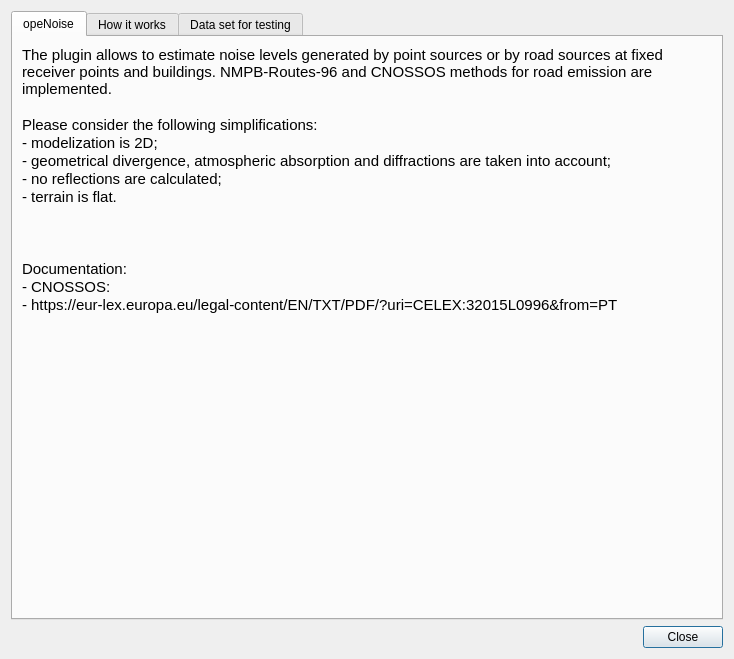
pierluigiderosa/openoise, file tools/ui_Informations.ui: the form before one commit.
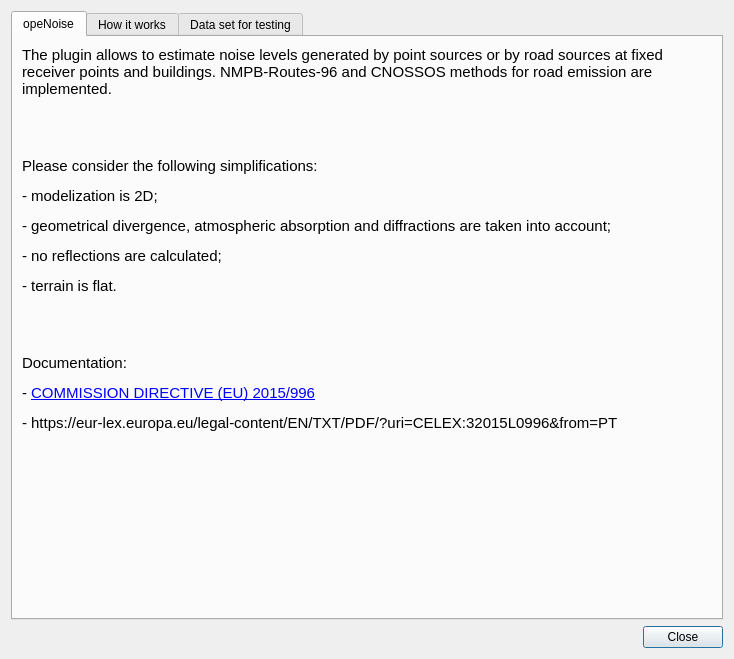
The form after the commit.

Commit message: - fixed link in credits and information layer

Patch:
```diff
--- a/tools/ui_Informations.ui
+++ b/tools/ui_Informations.ui
@@ -41,19 +41,10 @@
           </font>
          </property>
          <property name="text">
-          <string>The plugin allows to estimate noise levels generated by point sources or by road sources at fixed receiver points and buildings. NMPB-Routes-96 and CNOSSOS methods for road emission are implemented.
-
-Please consider the following simplifications: 
-- modelization is 2D; 
-- geometrical divergence, atmospheric absorption and diffractions are taken into account; 
-- no reflections are calculated; 
-- terrain is flat.
-
-
-
-Documentation:
-- CNOSSOS:
-- https://eur-lex.europa.eu/legal-content/EN/TXT/PDF/?uri=CELEX:32015L0996&amp;from=PT</string>
+          <string>&lt;html&gt;&lt;head/&gt;&lt;body&gt;&lt;p&gt;The plugin allows to estimate noise levels generated by point sources or by road sources at fixed receiver points and buildings. NMPB-Routes-96 and CNOSSOS methods for road emission are implemented.&lt;/p&gt;&lt;p&gt;&lt;br/&gt;&lt;/p&gt;&lt;p&gt;Please consider the following simplifications: &lt;/p&gt;&lt;p&gt;- modelization is 2D; &lt;/p&gt;&lt;p&gt;- geometrical divergence, atmospheric absorption and diffractions are taken into account; &lt;/p&gt;&lt;p&gt;- no reflections are calculated; &lt;/p&gt;&lt;p&gt;- terrain is flat.&lt;/p&gt;&lt;p&gt;&lt;br/&gt;&lt;/p&gt;&lt;p&gt;Documentation:&lt;/p&gt;&lt;p&gt;- &lt;a href=&quot;https://eur-lex.europa.eu/legal-content/EN/TXT/PDF/?uri=CELEX:32015L0996&amp;amp;from=PT&quot;&gt;&lt;span style=&quot; text-decoration: underline; color:#0000ff;&quot;&gt;COMMISSION DIRECTIVE (EU) 2015/996&lt;/span&gt;&lt;/a&gt;&lt;/p&gt;&lt;p&gt;- https://eur-lex.europa.eu/legal-content/EN/TXT/PDF/?uri=CELEX:32015L0996&amp;amp;from=PT&lt;/p&gt;&lt;/body&gt;&lt;/html&gt;</string>
+         </property>
+         <property name="textFormat">
+          <enum>Qt::AutoText</enum>
          </property>
          <property name="alignment">
           <set>Qt::AlignLeading|Qt::AlignLeft|Qt::AlignTop</set>
```
Left out of the diff: 3 changed lines with no effect on the pictures. The commit also changes 6 other files.
